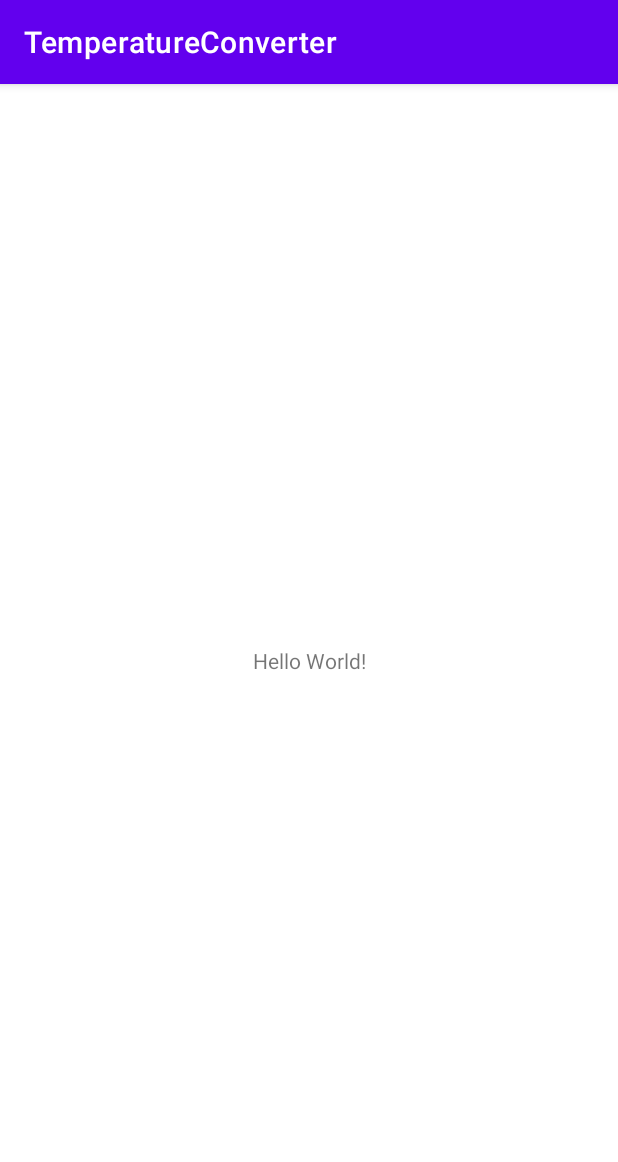
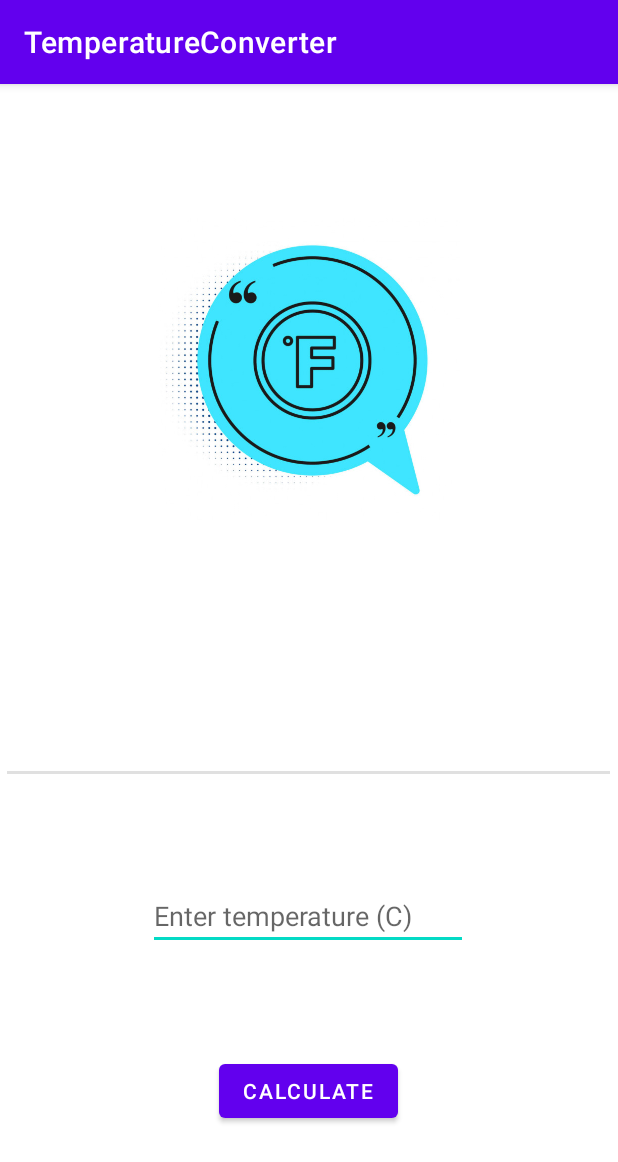
Before and after one commit to cainlouis/Temperature_Converter, an Android app: the screen it shows after launch (MainActivity), on a phone screen of 412 x 824 dp. Shown: the top 1162 px of the screen. Run offline under Robolectric (Android 15) with nearby library versions, the phone set to English and light mode, and no system bars.

Commit message:
Add imgs and make vertical layout

```diff
--- a/app/src/main/res/layout/activity_main.xml
+++ b/app/src/main/res/layout/activity_main.xml
@@ -6,13 +6,68 @@
     android:layout_height="match_parent"
     tools:context=".MainActivity">
 
-    <TextView
+    <EditText
+        android:id="@+id/InputTextNumber"
         android:layout_width="wrap_content"
         android:layout_height="wrap_content"
-        android:text="Hello World!"
+        android:layout_marginTop="15dp"
+        android:ems="10"
+        android:hint="Enter temperature (C)"
+        android:inputType="number"
+        app:layout_constraintBottom_toTopOf="@+id/CalculateButton"
+        app:layout_constraintEnd_toEndOf="parent"
+        app:layout_constraintHorizontal_bias="0.497"
+        app:layout_constraintStart_toStartOf="parent"
+        app:layout_constraintTop_toBottomOf="@+id/divider"
+        app:layout_constraintVertical_bias="0.38" />
+
+    <Button
+        android:id="@+id/CalculateButton"
+        android:layout_width="wrap_content"
+        android:layout_height="wrap_content"
+        android:layout_marginTop="14dp"
+        android:layout_marginBottom="16dp"
+        android:text="Calculate"
         app:layout_constraintBottom_toBottomOf="parent"
-        app:layout_constraintLeft_toLeftOf="parent"
-        app:layout_constraintRight_toRightOf="parent"
-        app:layout_constraintTop_toTopOf="parent" />
+        app:layout_constraintEnd_toEndOf="parent"
+        app:layout_constraintHorizontal_bias="0.498"
+        app:layout_constraintStart_toStartOf="parent"
+        app:layout_constraintTop_toBottomOf="@+id/InputTextNumber" />
+
+    <View
+        android:id="@+id/divider"
+        android:layout_width="402dp"
+        android:layout_height="2dp"
+        android:background="?android:attr/listDivider"
+        app:layout_constraintBottom_toBottomOf="parent"
+        app:layout_constraintEnd_toEndOf="parent"
+        app:layout_constraintHorizontal_bias="0.444"
+        app:layout_constraintStart_toStartOf="parent"
+        app:layout_constraintTop_toTopOf="parent"
+        app:layout_constraintVertical_bias="0.598" />
+
+    <TextView
+        android:id="@+id/ResultTextView"
+        android:layout_width="151dp"
+        android:layout_height="59dp"
+        android:layout_marginTop="24dp"
+        android:layout_marginBottom="40dp"
+        android:textSize="32sp"
+        app:layout_constraintBottom_toTopOf="@+id/divider"
+        app:layout_constraintEnd_toEndOf="parent"
+        app:layout_constraintStart_toStartOf="parent"
+        app:layout_constraintTop_toBottomOf="@+id/imageView" />
+
+    <ImageView
+        android:id="@+id/imageView"
+        android:layout_width="205dp"
+        android:layout_height="201dp"
+        android:clickable="false"
+        app:layout_constraintBottom_toTopOf="@+id/divider"
+        app:layout_constraintEnd_toEndOf="parent"
+        app:layout_constraintStart_toStartOf="parent"
+        app:layout_constraintTop_toTopOf="parent"
+        app:layout_constraintVertical_bias="0.348"
+        app:srcCompat="@drawable/default_img" />
 
 </androidx.constraintlayout.widget.ConstraintLayout>
```
Also changed, not shown: app/src/main/res/drawable/cold_weather.JPG (added), app/src/main/res/drawable/default_img.jpg (added), app/src/main/res/drawable/good_weather.jpg (added), app/src/main/res/drawable/hot_weather.JPG (added).
